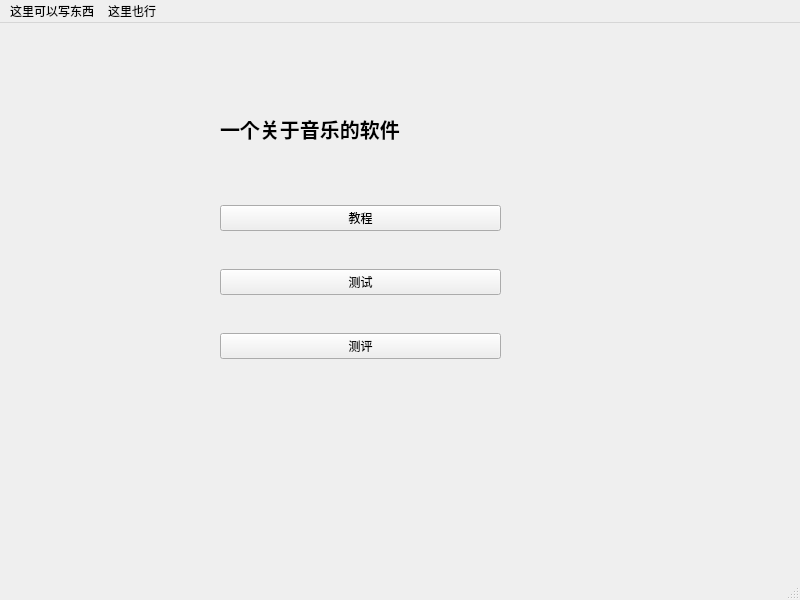
Before: the Qt Designer form mainmenu.ui in JerryLi7332/QT-, drawn with Qt 5.
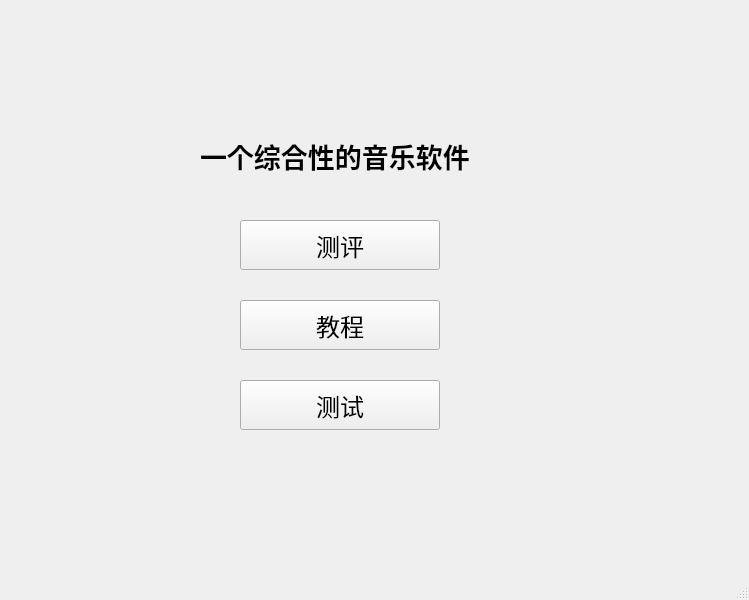
After: the same form once the commit is applied. Icons and pictures are not drawn.

```diff
--- a/mainmenu.ui
+++ b/mainmenu.ui
@@ -6,7 +6,7 @@
    <rect>
     <x>0</x>
     <y>0</y>
-    <width>800</width>
+    <width>749</width>
     <height>600</height>
    </rect>
   </property>
@@ -19,105 +19,113 @@
    <string>MainMenu</string>
   </property>
   <widget class="QWidget" name="centralwidget">
-   <widget class="QWidget" name="verticalLayoutWidget">
+   <widget class="QLabel" name="label">
     <property name="geometry">
      <rect>
-      <x>220</x>
-      <y>150</y>
-      <width>281</width>
-      <height>221</height>
+      <x>200</x>
+      <y>140</y>
+      <width>341</width>
+      <height>31</height>
      </rect>
     </property>
-    <layout class="QVBoxLayout" name="verticalLayout">
-     <property name="sizeConstraint">
-      <enum>QLayout::SetNoConstraint</enum>
-     </property>
-     <item>
+    <property name="font">
+     <font>
+      <pointsize>20</pointsize>
+      <bold>true</bold>
+     </font>
+    </property>
+    <property name="text">
+     <string>一个综合性的音乐软件</string>
+    </property>
+   </widget>
       <widget class="QPushButton" name="btTutorial">
+    <property name="geometry">
+     <rect>
+      <x>240</x>
+      <y>300</y>
+      <width>200</width>
+      <height>50</height>
+     </rect>
+    </property>
        <property name="sizePolicy">
         <sizepolicy hsizetype="Minimum" vsizetype="Maximum">
          <horstretch>0</horstretch>
          <verstretch>0</verstretch>
         </sizepolicy>
        </property>
+    <property name="font">
+     <font>
+      <pointsize>18</pointsize>
+      <strikeout>false</strikeout>
+      <fontweight>DemiBold</fontweight>
+     </font>
+    </property>
+    <property name="styleSheet">
+     <string notr="true">border-image: url(:/new/prefix1/image/gray_rect.png);</string>
+    </property>
        <property name="text">
         <string>教程</string>
        </property>
       </widget>
-     </item>
-     <item>
       <widget class="QPushButton" name="btTest">
+    <property name="geometry">
+     <rect>
+      <x>240</x>
+      <y>380</y>
+      <width>200</width>
+      <height>50</height>
+     </rect>
+    </property>
        <property name="sizePolicy">
         <sizepolicy hsizetype="Minimum" vsizetype="Maximum">
          <horstretch>0</horstretch>
          <verstretch>0</verstretch>
         </sizepolicy>
        </property>
+    <property name="font">
+     <font>
+      <pointsize>18</pointsize>
+      <fontweight>DemiBold</fontweight>
+     </font>
+    </property>
+    <property name="styleSheet">
+     <string notr="true">border-image: url(:/new/prefix1/image/orange_rect.png);</string>
+    </property>
        <property name="text">
         <string>测试</string>
        </property>
       </widget>
-     </item>
-     <item>
       <widget class="QPushButton" name="btAssess">
        <property name="enabled">
         <bool>true</bool>
        </property>
+    <property name="geometry">
+     <rect>
+      <x>240</x>
+      <y>220</y>
+      <width>200</width>
+      <height>50</height>
+     </rect>
+    </property>
        <property name="sizePolicy">
         <sizepolicy hsizetype="MinimumExpanding" vsizetype="Fixed">
          <horstretch>0</horstretch>
          <verstretch>0</verstretch>
         </sizepolicy>
        </property>
+    <property name="font">
+     <font>
+      <pointsize>18</pointsize>
+      <fontweight>DemiBold</fontweight>
+     </font>
+    </property>
+    <property name="styleSheet">
+     <string notr="true">border-image: url(:/new/prefix1/image/blue_rect.png);</string>
+    </property>
        <property name="text">
         <string>测评</string>
        </property>
       </widget>
-     </item>
-    </layout>
-   </widget>
-   <widget class="QLabel" name="label">
-    <property name="geometry">
-     <rect>
-      <x>220</x>
-      <y>90</y>
-      <width>511</width>
-      <height>31</height>
-     </rect>
-    </property>
-    <property name="font">
-     <font>
-      <pointsize>15</pointsize>
-      <bold>true</bold>
-     </font>
-    </property>
-    <property name="text">
-     <string>一个关于音乐的软件</string>
-    </property>
-   </widget>
-  </widget>
-  <widget class="QMenuBar" name="menubar">
-   <property name="geometry">
-    <rect>
-     <x>0</x>
-     <y>0</y>
-     <width>800</width>
-     <height>21</height>
-    </rect>
-   </property>
-   <widget class="QMenu" name="menu">
-    <property name="title">
-     <string>这里可以写东西</string>
-    </property>
-    <addaction name="actionsomething"/>
-   </widget>
-   <widget class="QMenu" name="menu_2">
-    <property name="title">
-     <string>这里也行</string>
-    </property>
-   </widget>
-   <addaction name="menu"/>
-   <addaction name="menu_2"/>
   </widget>
   <widget class="QStatusBar" name="statusbar"/>
   <action name="actionsomething">
```
Lines whose indentation alone changed are shown as unchanged.
